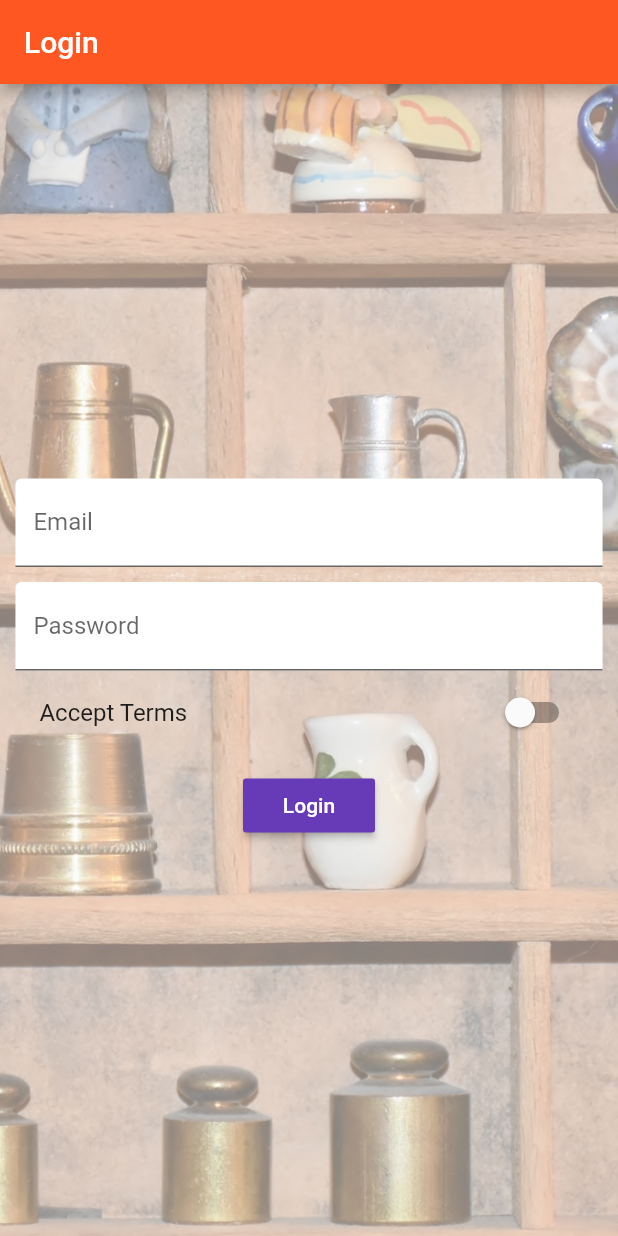
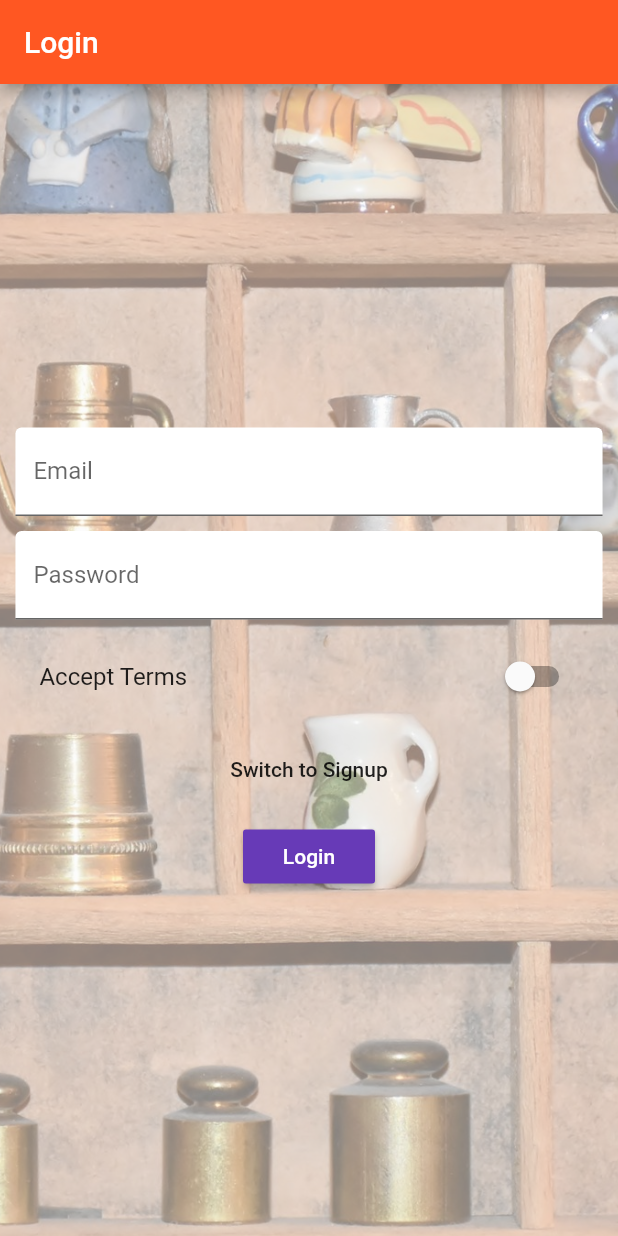
Before and after one commit to FrancaTM/flutter_learn_course_udemy, a Flutter app: the screen it shows after launch, on a phone screen of 412 x 824 dp. Run offline on Flutter 3.47's test engine with Material 2 defaults, Android fonts, the phone set to English and light mode, and no system bars; accounts and stored records are empty.

Commit message:
Add "confirm password" textfield

```diff
--- a/lib/pages/auth.dart
+++ b/lib/pages/auth.dart
@@ -3,6 +3,11 @@ import 'package:flutter/material.dart';
 import 'package:scoped_model/scoped_model.dart';
 
 import '../scoped-models/main.dart';
+
+enum AuthMode {
+  Signup,
+  Login,
+}
 
 class AuthPage extends StatefulWidget {
   @override
@@ -18,6 +23,8 @@ class _AuthPageState extends State<AuthPage> {
     'acceptTerms': false
   };
   final GlobalKey<FormState> _formKey = GlobalKey<FormState>();
+  final TextEditingController _passwordTextController = TextEditingController();
+  AuthMode _authMode = AuthMode.Login;
 
   DecorationImage _buildBackgroundImage() {
     return DecorationImage(
@@ -53,6 +60,7 @@ class _AuthPageState extends State<AuthPage> {
       decoration: InputDecoration(
           labelText: 'Password', filled: true, fillColor: Colors.white),
       obscureText: true,
+      controller: _passwordTextController,
       validator: (String value) {
         if (value.isEmpty || value.length < 6) {
           return 'Password invalid';
@@ -60,6 +68,22 @@ class _AuthPageState extends State<AuthPage> {
       },
       onSaved: (String value) {
         _formData['password'] = value;
+      },
+    );
+  }
+
+  Widget _buildPasswordConfirmTextField() {
+    return TextFormField(
+      decoration: InputDecoration(
+          labelText: 'Confirm password', filled: true, fillColor: Colors.white),
+      obscureText: true,
+      validator: (String value) {
+        if (_passwordTextController.text != value) {
+          return 'Passwords do not match';
+        }
+      },
+      onSaved: (String value) {
+        _formData['email'] = value;
       },
     );
   }
@@ -110,7 +134,23 @@ class _AuthPageState extends State<AuthPage> {
                     _buildEmailTextField(),
                     SizedBox(height: 10.0),
                     _buildPasswordTextField(),
+                    SizedBox(height: 10.0),
+                    _authMode == AuthMode.Signup
+                        ? _buildPasswordConfirmTextField()
+                        : Container(),
                     _buildAcceptSwitch(),
+                    SizedBox(height: 10.0),
+                    FlatButton(
+                      child: Text(
+                          'Switch to ${_authMode == AuthMode.Login ? 'Signup' : 'Login'}'),
+                      onPressed: () {
+                        setState(() {
+                          _authMode = _authMode == AuthMode.Login
+                              ? AuthMode.Signup
+                              : AuthMode.Login;
+                        });
+                      },
+                    ),
                     SizedBox(height: 10.0),
                     // Refatorar RaisedButton?
                     ScopedModelDescendant<MainModel>(
```
